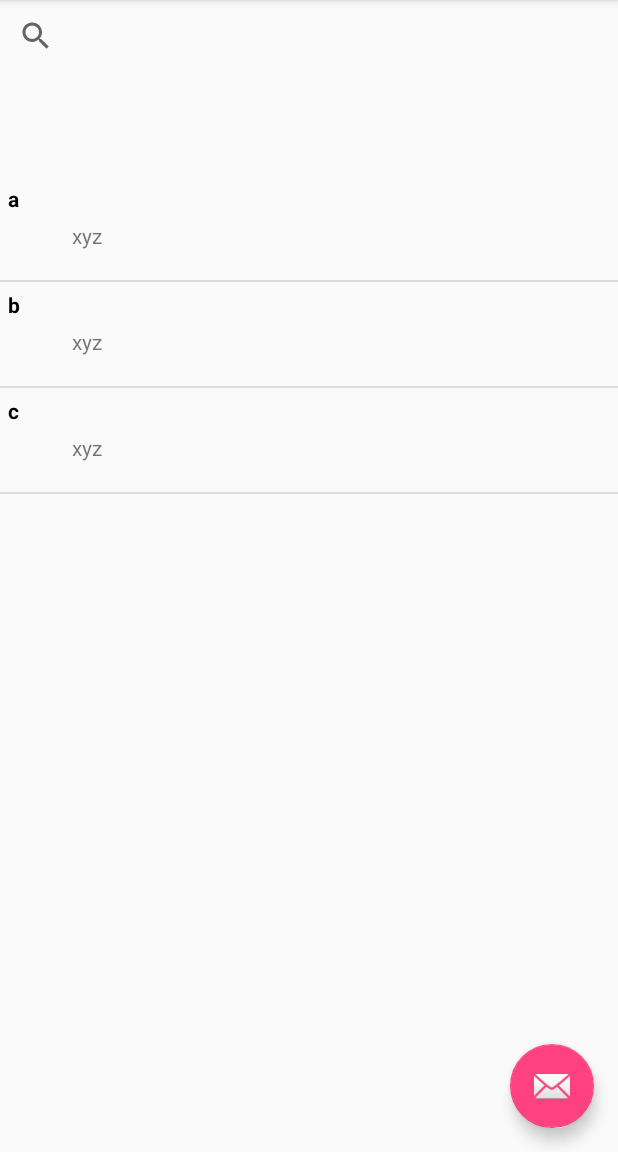
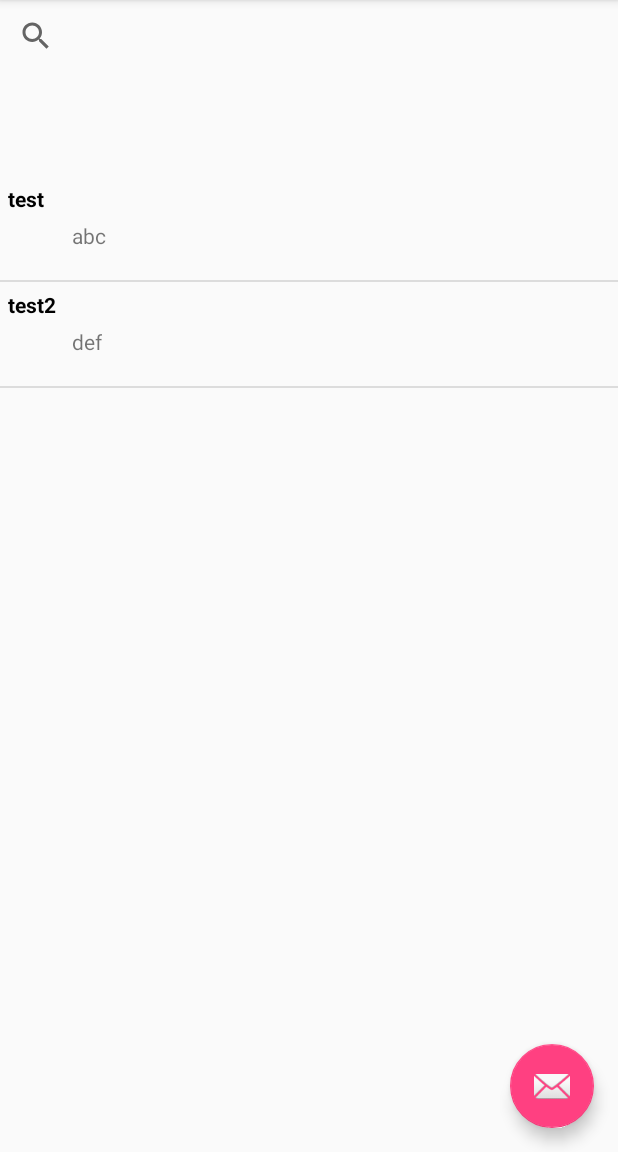
Before and after one commit to mec-kon/tagventory, an Android app: the screen it shows after launch (MainActivity), on a phone screen of 412 x 824 dp, the part 84-1236 px from its top. Run offline under Robolectric (Android 15) with nearby library versions, the phone set to English and light mode, and no system bars.

Commit message:
class InventoryItem created, class InventoryListAdapter gets inventoryItem passed

```diff
--- /dev/null
+++ b/app/src/main/java/de/mec_kon/tagventory/InventoryItem.kt
@@ -0,0 +1,4 @@
+package de.mec_kon.tagventory
+
+class InventoryItem (val name:String, val tagList:ArrayList<String>) {
+}
--- /dev/null
+++ b/app/src/main/java/de/mec_kon/tagventory/InventoryListAdapter.kt
@@ -0,0 +1,53 @@
+package de.mec_kon.tagventory
+
+import android.app.Activity
+import android.view.View
+import android.view.ViewGroup
+import android.widget.ArrayAdapter
+import android.widget.LinearLayout
+import android.widget.TextView
+
+
+
+class InventoryListAdapter(context: Activity, items: ArrayList<InventoryItem>){
+
+    private val names = arrayListOf<String>()
+    val innerAdapter:InnerInventoryListAdapter
+
+    init {
+        for(i in items){
+            names.add(i.name)
+        }
+        innerAdapter = InnerInventoryListAdapter(context, items)
+
+    }
+
+    inner class InnerInventoryListAdapter(private val context: Activity, private val items: ArrayList<InventoryItem>) : ArrayAdapter<String>(context, R.layout.single_inventory_list_item, names) {
+
+        override fun getView(position: Int, view: View?, parent: ViewGroup): View {
+            val inflater = context.layoutInflater
+            val rowView = inflater.inflate(R.layout.single_inventory_list_item, null, true)
+
+            val inventoryListItemNameXML = rowView.findViewById<View>(R.id.inventory_list_name) as TextView
+            val inventoryListItemTagListXML = rowView.findViewById<View>(R.id.inventory_list_tags) as LinearLayout
+
+            val names = arrayListOf<String>()
+            val tags = arrayListOf<ArrayList<String>>()
+            for (i in items){
+                names.add(i.name)
+                tags.add(i.tagList)
+            }
+
+
+        inventoryListItemNameXML.text = names[position]
+
+        for (i in 0 ..  tags.size){
+            val textView = TextView(context)
+            textView.text = tags[position][i]
+            inventoryListItemTagListXML.addView(textView)
+        }
+
+            return rowView
+        }
+    }
+}
--- a/app/src/main/java/de/mec_kon/tagventory/customAdapter.kt
+++ /dev/null
@@ -1,30 +0,0 @@
-package de.mec_kon.tagventory
-
-import android.app.Activity
-import android.view.View
-import android.view.ViewGroup
-import android.widget.ArrayAdapter
-import android.widget.LinearLayout
-import android.widget.TextView
-
-class customAdapter(private val context: Activity, private val testItems:ArrayList<String>, private  val testTags:ArrayList<String>) : ArrayAdapter<String>(context, R.layout.single_inventory_list_item, testItems) {
-
-    override fun getView(position: Int, view: View?, parent: ViewGroup): View {
-        val inflater = context.layoutInflater
-        val rowView = inflater.inflate(R.layout.single_inventory_list_item, null, true)
-
-        val firstElement = rowView.findViewById<View>(R.id.list_item_1) as TextView
-        val secondElement = rowView.findViewById<View>(R.id.list_item_2) as LinearLayout
-
-
-        firstElement.text = testItems[position]
-
-        for (i in 0 until  testTags.size){
-            val testView: TextView = TextView(context)
-            testView.setText(testTags[i])
-            secondElement.addView(testView)
-        }
-
-        return rowView
-    }
-}
--- a/app/src/main/java/de/mec_kon/tagventory/firstFragment.kt
+++ b/app/src/main/java/de/mec_kon/tagventory/firstFragment.kt
@@ -17,12 +17,14 @@ class firstFragment : Fragment() {
         var XMLentryList: ListView?
         XMLentryList = view.findViewById<View>(R.id.inventory_list) as ListView
 
-        val testItems = arrayListOf<String>("a", "b", "c")
-        val testTags = arrayListOf<String>("x", "y", "z")
+
+        val item = InventoryItem("test", arrayListOf("a", "b", "c"))
+        val item2 = InventoryItem("test2", arrayListOf("d", "e", "f"))
+        val list = arrayListOf<InventoryItem>(item, item2)
 
 
-        val adapter = customAdapter(activity, testItems, testTags)
-        XMLentryList.adapter = adapter
+        val adapter = InventoryListAdapter(activity, list)
+        XMLentryList.adapter = adapter.innerAdapter
 
 
 
--- a/app/src/main/res/layout/single_inventory_list_item.xml
+++ b/app/src/main/res/layout/single_inventory_list_item.xml
@@ -8,7 +8,7 @@
             android:textColor="@color/inventoryListItemName"
             android:textStyle="bold"
 
-            android:id="@+id/list_item_1"
+            android:id="@+id/inventory_list_name"
             android:layout_width="match_parent"
             android:layout_height="wrap_content"/>
 
@@ -16,7 +16,7 @@
         <LinearLayout
                 android:orientation="horizontal"
                 android:layout_height="match_parent" android:layout_width="match_parent"
-                android:id="@+id/list_item_2">
+                android:id="@+id/inventory_list_tags">
             <TextView android:layout_width="@android:dimen/app_icon_size" android:layout_height="match_parent"
             />
 
--- a/build.gradle
+++ b/build.gradle
@@ -1,7 +1,7 @@
 // Top-level build file where you can add configuration options common to all sub-projects/modules.
 
 buildscript {
-    ext.kotlin_version = '1.1.3-2'
+    ext.kotlin_version = '1.2.31'
     repositories {
         google()
         jcenter()
```
Also changed, not shown: 2 other files.
